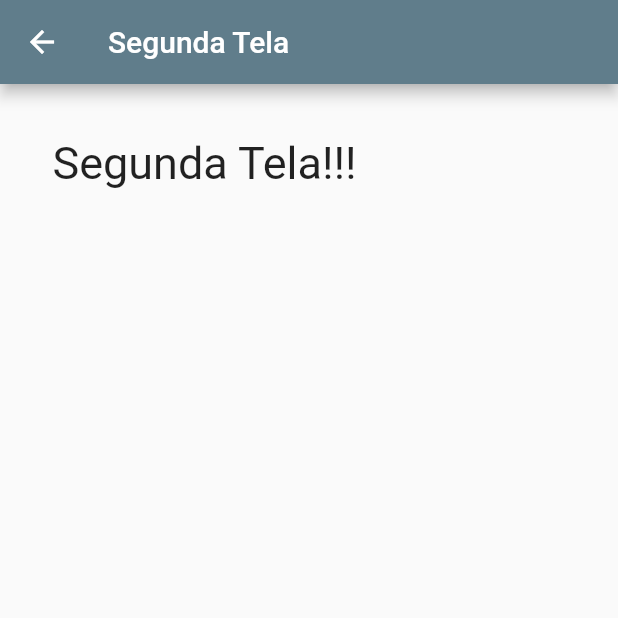
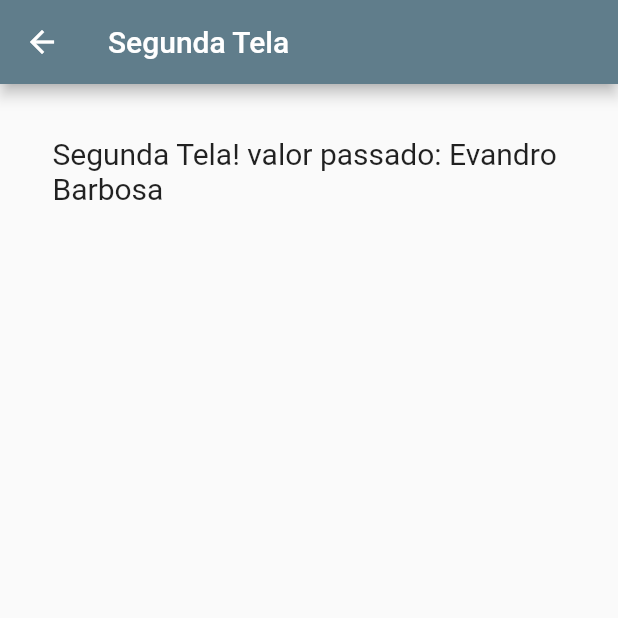
Before and after one commit to EvandroBarbosa/projeto-flutter, a Flutter app: the screen it shows after launch, after a tap on "Segunda Tela", on a phone screen of 412 x 824 dp, the top half of it. Run offline on Flutter 3.47's test engine with Material 2 defaults, Android fonts, the phone set to English and light mode, and no system bars.

Commit message:
Trabalhando passagem de dados de uma tela pra outra

```diff
--- a/navegacao/lib/TelaSegundaria.dart
+++ b/navegacao/lib/TelaSegundaria.dart
@@ -1,6 +1,10 @@
 import 'package:flutter/material.dart';
 
 class TelaSegundaria extends StatefulWidget {
+
+  String valor;
+  TelaSegundaria({this.valor});
+
   @override
   _TelaSegundariaState createState() => _TelaSegundariaState();
 }
@@ -18,8 +22,8 @@ class _TelaSegundariaState extends State<TelaSegundaria> {
         child: Column(
           children: <Widget>[
             Text(
-              "Segunda Tela!!!",
-              style: TextStyle(fontSize: 30),
+              "Segunda Tela! valor passado: ${widget.valor}",
+              style: TextStyle(fontSize: 20),
             ),
 
           ],
--- a/navegacao/lib/main.dart
+++ b/navegacao/lib/main.dart
@@ -41,7 +41,7 @@ class _HomeAppState extends State<HomeApp> {
                 Navigator.push(
                   context,
                   MaterialPageRoute(
-                    builder: (context) => TelaSegundaria()
+                    builder: (context) => TelaSegundaria(valor: "Evandro Barbosa",)
                   )
                 );
               },
```
